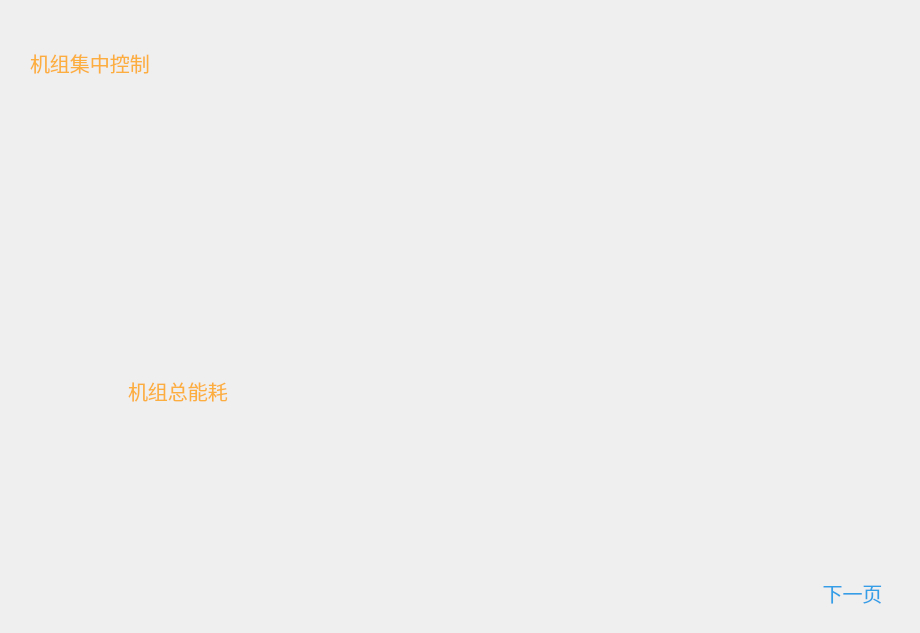
Above: Window/Page/modularchillerpage.ui from caosq/ChickenFarm before the change. Below: the same form after it.
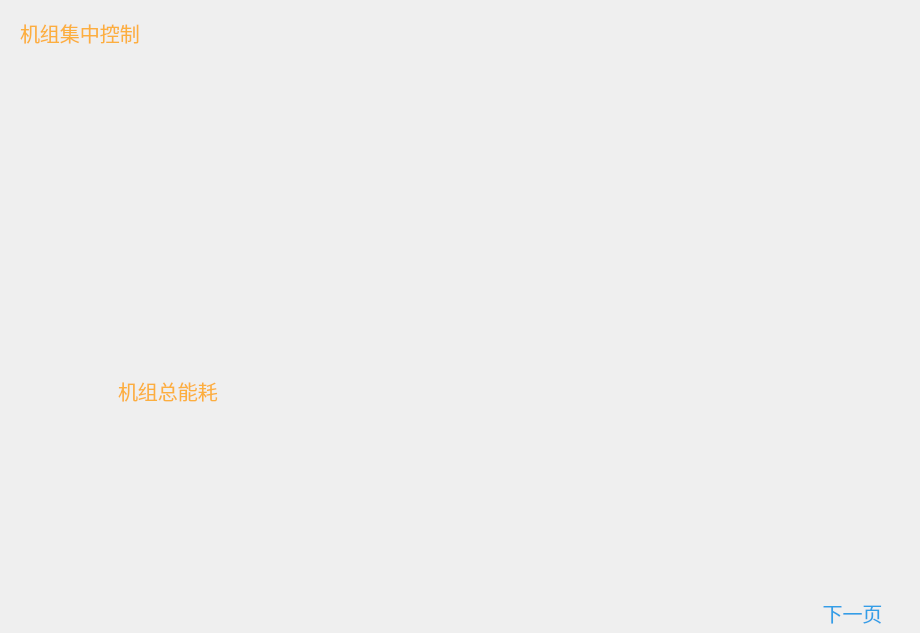
That is the form after the change. Icons and pictures are not drawn.

What changed in the file:
```diff
--- a/Window/Page/modularchillerpage.ui
+++ b/Window/Page/modularchillerpage.ui
@@ -19,9 +19,9 @@
   <widget class="QFrame" name="frame_1">
    <property name="geometry">
     <rect>
-     <x>16</x>
+     <x>6</x>
      <y>370</y>
-     <width>281</width>
+     <width>301</width>
      <height>200</height>
     </rect>
    </property>
@@ -180,7 +180,7 @@
    <property name="geometry">
     <rect>
      <x>808</x>
-     <y>576</y>
+     <y>596</y>
      <width>89</width>
      <height>33</height>
     </rect>
@@ -400,8 +400,8 @@
   <widget class="QLabel" name="label">
    <property name="geometry">
     <rect>
-     <x>30</x>
-     <y>50</y>
+     <x>20</x>
+     <y>20</y>
      <width>153</width>
      <height>25</height>
     </rect>
@@ -540,10 +540,10 @@
   <widget class="QFrame" name="frame">
    <property name="geometry">
     <rect>
-     <x>20</x>
-     <y>80</y>
-     <width>271</width>
-     <height>271</height>
+     <x>10</x>
+     <y>50</y>
+     <width>291</width>
+     <height>301</height>
     </rect>
    </property>
    <property name="styleSheet">
@@ -561,10 +561,10 @@
   <widget class="QStackedWidget" name="modularChillerStackedWidget">
    <property name="geometry">
     <rect>
-     <x>290</x>
-     <y>20</y>
-     <width>611</width>
-     <height>545</height>
+     <x>300</x>
+     <y>15</y>
+     <width>601</width>
+     <height>580</height>
     </rect>
    </property>
    <property name="styleSheet">
```
Left out of the diff: 4 changed lines with no effect on the pictures.
